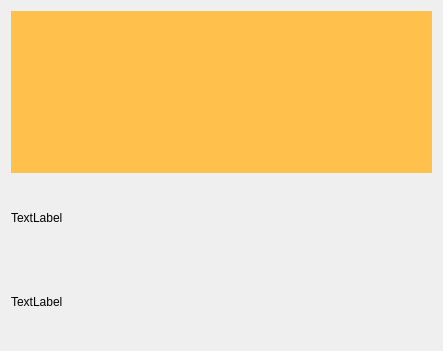
Old version of the form src/ui/SlugsVideoCamControl.ui in the repository mavlink/qgroundcontrol.
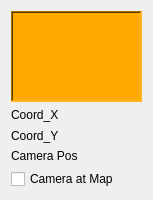
New version of the form.

Commit message: add and test camera control widget

The edit to the form file:
```diff
--- a/src/ui/SlugsVideoCamControl.ui
+++ b/src/ui/SlugsVideoCamControl.ui
@@ -6,46 +6,82 @@
    <rect>
     <x>0</x>
     <y>0</y>
-    <width>443</width>
-    <height>351</height>
+    <width>153</width>
+    <height>200</height>
    </rect>
   </property>
+  <property name="minimumSize">
+   <size>
+    <width>153</width>
+    <height>176</height>
+   </size>
+  </property>
   <property name="mouseTracking">
    <bool>true</bool>
   </property>
   <property name="windowTitle">
    <string>Form</string>
   </property>
-  <layout class="QVBoxLayout" name="verticalLayout_2">
-   <item>
-    <widget class="QWidget" name="widget" native="true">
+  <layout class="QGridLayout" name="gridLayout">
+   <item row="0" column="0">
+    <widget class="QFrame" name="padCamContro_frame">
+     <property name="minimumSize">
+      <size>
+       <width>131</width>
+       <height>91</height>
+      </size>
+     </property>
      <property name="mouseTracking">
       <bool>true</bool>
      </property>
      <property name="styleSheet">
-      <string notr="true">background-color: rgb(255, 193, 76);</string>
+      <string notr="true">background-color: rgb(255, 170, 0);</string>
+     </property>
+     <property name="frameShape">
+      <enum>QFrame::WinPanel</enum>
+     </property>
+     <property name="frameShadow">
+      <enum>QFrame::Sunken</enum>
      </property>
     </widget>
    </item>
-   <item>
+   <item row="1" column="0">
     <layout class="QVBoxLayout" name="verticalLayout">
-     <item>
-      <widget class="QLabel" name="label_y">
-       <property name="mouseTracking">
-        <bool>true</bool>
-       </property>
-       <property name="text">
-        <string>TextLabel</string>
-       </property>
-      </widget>
-     </item>
      <item>
       <widget class="QLabel" name="label_x">
        <property name="mouseTracking">
         <bool>true</bool>
        </property>
        <property name="text">
-        <string>TextLabel</string>
+        <string>Coord_X</string>
+       </property>
+      </widget>
+     </item>
+     <item>
+      <widget class="QLabel" name="label_y">
+       <property name="mouseTracking">
+        <bool>true</bool>
+       </property>
+       <property name="text">
+        <string>Coord_Y</string>
+       </property>
+      </widget>
+     </item>
+     <item>
+      <widget class="QLabel" name="label_dir">
+       <property name="text">
+        <string>Camera Pos</string>
+       </property>
+      </widget>
+     </item>
+    </layout>
+   </item>
+   <item row="2" column="0">
+    <layout class="QHBoxLayout" name="horizontalLayout">
+     <item>
+      <widget class="QCheckBox" name="viewCamBordeatMap_checkBox">
+       <property name="text">
+        <string>Camera at Map</string>
        </property>
       </widget>
      </item>
```
The commit also changes 7 other files.
